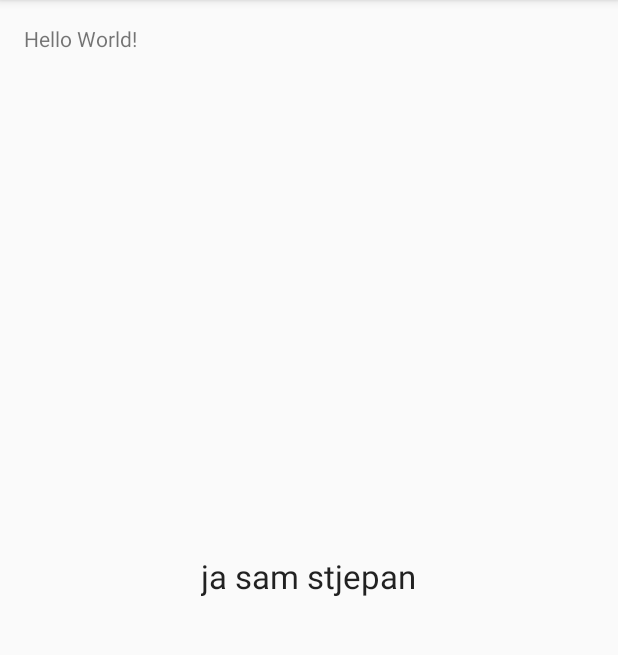
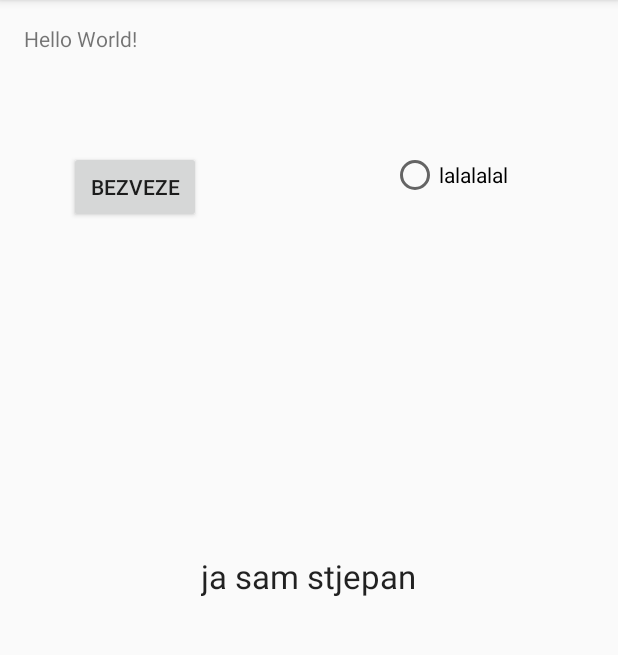
Before and after one commit to lukac07/proba, an Android app: the screen it shows after launch (MainActivity), on a phone screen of 412 x 824 dp, the part 84-739 px from its top. Run offline under Robolectric (Android 15) with nearby library versions, the phone set to English and light mode, and no system bars.

Commit message:
dodao button i radio button u activity

```diff
--- a/app/src/main/res/layout/activity_main.xml
+++ b/app/src/main/res/layout/activity_main.xml
@@ -12,7 +12,8 @@
     <TextView
         android:layout_width="wrap_content"
         android:layout_height="wrap_content"
-        android:text="Hello World!" />
+        android:text="Hello World!"
+        android:id="@+id/textView" />
 
     <TextView
         android:layout_width="wrap_content"
@@ -20,5 +21,28 @@
         android:textAppearance="?android:attr/textAppearanceLarge"
         android:text="ja sam stjepan"
         android:layout_centerVertical="true"
-        android:layout_centerHorizontal="true" />
+        android:layout_centerHorizontal="true"
+        android:id="@+id/textView2" />
+
+    <Button
+        android:layout_width="wrap_content"
+        android:layout_height="wrap_content"
+        android:text="bezveze"
+        android:id="@+id/button"
+        android:layout_below="@+id/textView"
+        android:layout_toLeftOf="@+id/textView2"
+        android:layout_toStartOf="@+id/textView2"
+        android:layout_marginTop="65dp" />
+
+    <RadioButton
+        android:layout_width="wrap_content"
+        android:layout_height="wrap_content"
+        android:text="lalalalal"
+        android:id="@+id/radioButton"
+        android:layout_alignTop="@+id/button"
+        android:layout_alignParentRight="true"
+        android:layout_alignParentEnd="true"
+        android:layout_marginRight="57dp"
+        android:layout_marginEnd="57dp"
+        android:checked="false" />
 </RelativeLayout>
```
